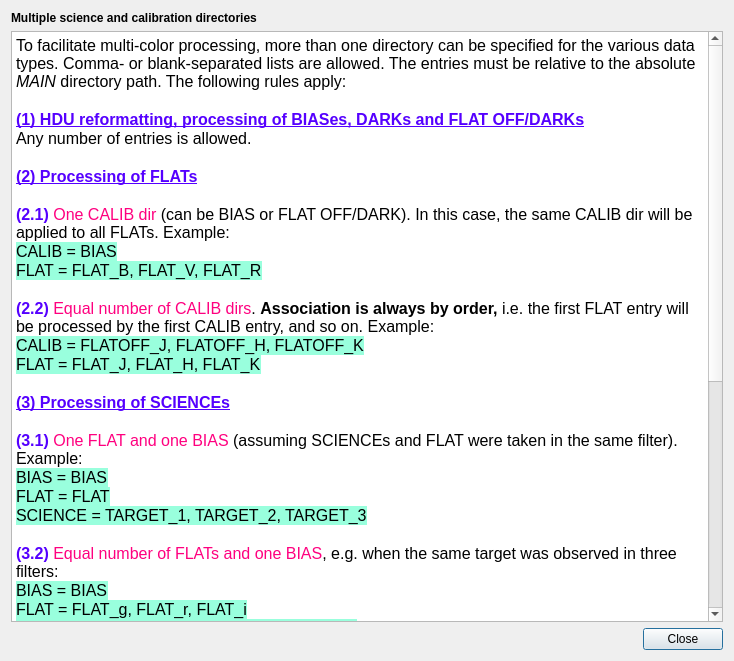
schirmermischa/THELI, file src/readmes/multidirreadme.ui: the form before one commit.
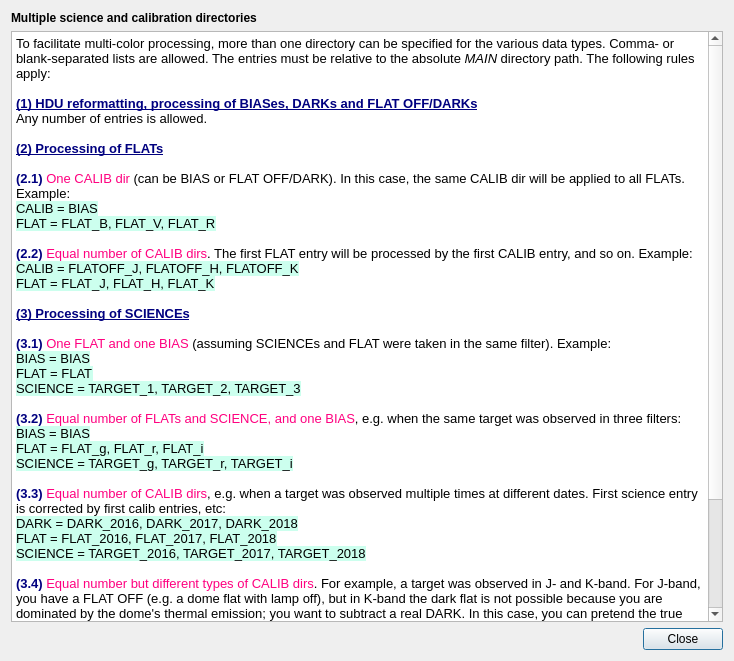
The form after the commit.

Commit message: Added a cancel button the preference dialog. Minor layout changes.

Patch:
```diff
--- a/src/readmes/multidirreadme.ui
+++ b/src/readmes/multidirreadme.ui
@@ -29,49 +29,54 @@
    </item>
    <item row="1" column="0">
     <widget class="QTextEdit" name="textEdit">
+     <property name="font">
+      <font>
+       <pointsize>10</pointsize>
+      </font>
+     </property>
      <property name="html">
       <string>&lt;!DOCTYPE HTML PUBLIC &quot;-//W3C//DTD HTML 4.0//EN&quot; &quot;http://www.w3.org/TR/REC-html40/strict.dtd&quot;&gt;
 &lt;html&gt;&lt;head&gt;&lt;meta name=&quot;qrichtext&quot; content=&quot;1&quot; /&gt;&lt;style type=&quot;text/css&quot;&gt;
 p, li { white-space: pre-wrap; }
-&lt;/style&gt;&lt;/head&gt;&lt;body style=&quot; font-family:'Noto Sans'; font-size:12pt; font-weight:400; font-style:normal;&quot;&gt;
+&lt;/style&gt;&lt;/head&gt;&lt;body style=&quot; font-family:'Noto Sans'; font-size:10pt; font-weight:400; font-style:normal;&quot;&gt;
 &lt;p style=&quot; margin-top:0px; margin-bottom:0px; margin-left:0px; margin-right:0px; -qt-block-indent:0; text-indent:0px;&quot;&gt;To facilitate multi-color processing, more than one directory can be specified for the various data types. Comma- or blank-separated lists are allowed. The entries must be relative to the absolute &lt;span style=&quot; font-style:italic;&quot;&gt;MAIN &lt;/span&gt;directory path. The following rules apply:&lt;/p&gt;
 &lt;p style=&quot;-qt-paragraph-type:empty; margin-top:0px; margin-bottom:0px; margin-left:0px; margin-right:0px; -qt-block-indent:0; text-indent:0px;&quot;&gt;&lt;br /&gt;&lt;/p&gt;
-&lt;p style=&quot; margin-top:0px; margin-bottom:0px; margin-left:0px; margin-right:0px; -qt-block-indent:0; text-indent:0px;&quot;&gt;&lt;span style=&quot; font-weight:600; text-decoration: underline; color:#5500ff;&quot;&gt;(1) HDU reformatting, processing of BIASes, DARKs and FLAT OFF/DARKs&lt;/span&gt;&lt;/p&gt;
+&lt;p style=&quot; margin-top:0px; margin-bottom:0px; margin-left:0px; margin-right:0px; -qt-block-indent:0; text-indent:0px;&quot;&gt;&lt;span style=&quot; font-weight:600; text-decoration: underline; color:#00007f;&quot;&gt;(1) HDU reformatting, processing of BIASes, DARKs and FLAT OFF/DARKs&lt;/span&gt;&lt;/p&gt;
 &lt;p style=&quot; margin-top:0px; margin-bottom:0px; margin-left:0px; margin-right:0px; -qt-block-indent:0; text-indent:0px;&quot;&gt;Any number of entries is allowed.&lt;/p&gt;
 &lt;p style=&quot;-qt-paragraph-type:empty; margin-top:0px; margin-bottom:0px; margin-left:0px; margin-right:0px; -qt-block-indent:0; text-indent:0px;&quot;&gt;&lt;br /&gt;&lt;/p&gt;
-&lt;p style=&quot; margin-top:0px; margin-bottom:0px; margin-left:0px; margin-right:0px; -qt-block-indent:0; text-indent:0px;&quot;&gt;&lt;span style=&quot; font-weight:600; text-decoration: underline; color:#5500ff;&quot;&gt;(2) Processing of FLATs&lt;/span&gt;&lt;/p&gt;
+&lt;p style=&quot; margin-top:0px; margin-bottom:0px; margin-left:0px; margin-right:0px; -qt-block-indent:0; text-indent:0px;&quot;&gt;&lt;span style=&quot; font-weight:600; text-decoration: underline; color:#00007f;&quot;&gt;(2) Processing of FLATs&lt;/span&gt;&lt;/p&gt;
 &lt;p style=&quot;-qt-paragraph-type:empty; margin-top:0px; margin-bottom:0px; margin-left:0px; margin-right:0px; -qt-block-indent:0; text-indent:0px; font-weight:600; text-decoration: underline; color:#5500ff;&quot;&gt;&lt;br /&gt;&lt;/p&gt;
-&lt;p style=&quot; margin-top:0px; margin-bottom:0px; margin-left:0px; margin-right:0px; -qt-block-indent:0; text-indent:0px;&quot;&gt;&lt;span style=&quot; font-weight:600; color:#5500ff;&quot;&gt;(2.1) &lt;/span&gt;&lt;span style=&quot; color:#ff007f;&quot;&gt;One CALIB dir&lt;/span&gt; (can be BIAS or FLAT OFF/DARK). In this case, the same CALIB dir will be applied to all FLATs. Example:&lt;/p&gt;
-&lt;p style=&quot; margin-top:0px; margin-bottom:0px; margin-left:0px; margin-right:0px; -qt-block-indent:0; text-indent:0px;&quot;&gt;&lt;span style=&quot; color:#000000; background-color:#99ffdd;&quot;&gt;CALIB = BIAS&lt;/span&gt;&lt;/p&gt;
-&lt;p style=&quot; margin-top:0px; margin-bottom:0px; margin-left:0px; margin-right:0px; -qt-block-indent:0; text-indent:0px;&quot;&gt;&lt;span style=&quot; color:#000000; background-color:#99ffdd;&quot;&gt;FLAT = FLAT_B, FLAT_V, FLAT_R&lt;/span&gt;&lt;/p&gt;
+&lt;p style=&quot; margin-top:0px; margin-bottom:0px; margin-left:0px; margin-right:0px; -qt-block-indent:0; text-indent:0px;&quot;&gt;&lt;span style=&quot; font-weight:600; color:#00007f;&quot;&gt;(2.1) &lt;/span&gt;&lt;span style=&quot; color:#ff007f;&quot;&gt;One CALIB dir&lt;/span&gt; (can be BIAS or FLAT OFF/DARK). In this case, the same CALIB dir will be applied to all FLATs. Example:&lt;/p&gt;
+&lt;p style=&quot; margin-top:0px; margin-bottom:0px; margin-left:0px; margin-right:0px; -qt-block-indent:0; text-indent:0px;&quot;&gt;&lt;span style=&quot; color:#000000; background-color:#ccffee;&quot;&gt;CALIB = BIAS&lt;/span&gt;&lt;/p&gt;
+&lt;p style=&quot; margin-top:0px; margin-bottom:0px; margin-left:0px; margin-right:0px; -qt-block-indent:0; text-indent:0px;&quot;&gt;&lt;span style=&quot; color:#000000; background-color:#ccffee;&quot;&gt;FLAT = FLAT_B, FLAT_V, FLAT_R&lt;/span&gt;&lt;/p&gt;
 &lt;p style=&quot;-qt-paragraph-type:empty; margin-top:0px; margin-bottom:0px; margin-left:0px; margin-right:0px; -qt-block-indent:0; text-indent:0px; color:#000000;&quot;&gt;&lt;br /&gt;&lt;/p&gt;
-&lt;p style=&quot; margin-top:0px; margin-bottom:0px; margin-left:0px; margin-right:0px; -qt-block-indent:0; text-indent:0px;&quot;&gt;&lt;span style=&quot; font-weight:600; color:#5500ff;&quot;&gt;(2.2)&lt;/span&gt;&lt;span style=&quot; color:#000000;&quot;&gt; &lt;/span&gt;&lt;span style=&quot; color:#ff007f;&quot;&gt;Equal number of CALIB dirs&lt;/span&gt;&lt;span style=&quot; color:#000000;&quot;&gt;. &lt;/span&gt;&lt;span style=&quot; font-weight:600; color:#000000;&quot;&gt;Association is always by order, &lt;/span&gt;&lt;span style=&quot; color:#000000;&quot;&gt;i.e. the first FLAT entry will be processed by the first CALIB entry, and so on. Example:&lt;/span&gt;&lt;/p&gt;
-&lt;p style=&quot; margin-top:0px; margin-bottom:0px; margin-left:0px; margin-right:0px; -qt-block-indent:0; text-indent:0px;&quot;&gt;&lt;span style=&quot; color:#000000; background-color:#99ffdd;&quot;&gt;CALIB = FLATOFF_J, FLATOFF_H, FLATOFF_K&lt;/span&gt;&lt;/p&gt;
-&lt;p style=&quot; margin-top:0px; margin-bottom:0px; margin-left:0px; margin-right:0px; -qt-block-indent:0; text-indent:0px;&quot;&gt;&lt;span style=&quot; color:#000000; background-color:#99ffdd;&quot;&gt;FLAT = FLAT_J, FLAT_H, FLAT_K&lt;/span&gt;&lt;/p&gt;
+&lt;p style=&quot; margin-top:0px; margin-bottom:0px; margin-left:0px; margin-right:0px; -qt-block-indent:0; text-indent:0px;&quot;&gt;&lt;span style=&quot; font-weight:600; color:#00007f;&quot;&gt;(2.2)&lt;/span&gt;&lt;span style=&quot; color:#000000;&quot;&gt; &lt;/span&gt;&lt;span style=&quot; color:#ff007f;&quot;&gt;Equal number of CALIB dirs&lt;/span&gt;&lt;span style=&quot; color:#000000;&quot;&gt;. The first FLAT entry will be processed by the first CALIB entry, and so on. Example:&lt;/span&gt;&lt;/p&gt;
+&lt;p style=&quot; margin-top:0px; margin-bottom:0px; margin-left:0px; margin-right:0px; -qt-block-indent:0; text-indent:0px;&quot;&gt;&lt;span style=&quot; color:#000000; background-color:#ccffee;&quot;&gt;CALIB = FLATOFF_J, FLATOFF_H, FLATOFF_K&lt;/span&gt;&lt;/p&gt;
+&lt;p style=&quot; margin-top:0px; margin-bottom:0px; margin-left:0px; margin-right:0px; -qt-block-indent:0; text-indent:0px;&quot;&gt;&lt;span style=&quot; color:#000000; background-color:#ccffee;&quot;&gt;FLAT = FLAT_J, FLAT_H, FLAT_K&lt;/span&gt;&lt;/p&gt;
 &lt;p style=&quot;-qt-paragraph-type:empty; margin-top:0px; margin-bottom:0px; margin-left:0px; margin-right:0px; -qt-block-indent:0; text-indent:0px; color:#000000;&quot;&gt;&lt;br /&gt;&lt;/p&gt;
-&lt;p style=&quot; margin-top:0px; margin-bottom:0px; margin-left:0px; margin-right:0px; -qt-block-indent:0; text-indent:0px;&quot;&gt;&lt;span style=&quot; font-weight:600; text-decoration: underline; color:#5500ff;&quot;&gt;(3) Processing of SCIENCEs&lt;/span&gt;&lt;/p&gt;
+&lt;p style=&quot; margin-top:0px; margin-bottom:0px; margin-left:0px; margin-right:0px; -qt-block-indent:0; text-indent:0px;&quot;&gt;&lt;span style=&quot; font-weight:600; text-decoration: underline; color:#00007f;&quot;&gt;(3) Processing of SCIENCEs&lt;/span&gt;&lt;/p&gt;
 &lt;p style=&quot;-qt-paragraph-type:empty; margin-top:0px; margin-bottom:0px; margin-left:0px; margin-right:0px; -qt-block-indent:0; text-indent:0px; color:#000000;&quot;&gt;&lt;br /&gt;&lt;/p&gt;
-&lt;p style=&quot; margin-top:0px; margin-bottom:0px; margin-left:0px; margin-right:0px; -qt-block-indent:0; text-indent:0px;&quot;&gt;&lt;span style=&quot; font-weight:600; color:#5500ff;&quot;&gt;(3.1)&lt;/span&gt;&lt;span style=&quot; color:#000000;&quot;&gt; &lt;/span&gt;&lt;span style=&quot; color:#ff007f;&quot;&gt;One FLAT and one BIAS&lt;/span&gt;&lt;span style=&quot; color:#000000;&quot;&gt; (assuming SCIENCEs and FLAT were taken in the same filter). Example:&lt;/span&gt;&lt;/p&gt;
-&lt;p style=&quot; margin-top:0px; margin-bottom:0px; margin-left:0px; margin-right:0px; -qt-block-indent:0; text-indent:0px;&quot;&gt;&lt;span style=&quot; color:#000000; background-color:#99ffdd;&quot;&gt;BIAS = BIAS&lt;/span&gt;&lt;/p&gt;
-&lt;p style=&quot; margin-top:0px; margin-bottom:0px; margin-left:0px; margin-right:0px; -qt-block-indent:0; text-indent:0px;&quot;&gt;&lt;span style=&quot; color:#000000; background-color:#99ffdd;&quot;&gt;FLAT = FLAT&lt;/span&gt;&lt;/p&gt;
-&lt;p style=&quot; margin-top:0px; margin-bottom:0px; margin-left:0px; margin-right:0px; -qt-block-indent:0; text-indent:0px;&quot;&gt;&lt;span style=&quot; color:#000000; background-color:#99ffdd;&quot;&gt;SCIENCE = TARGET_1, TARGET_2, TARGET_3&lt;/span&gt;&lt;/p&gt;
+&lt;p style=&quot; margin-top:0px; margin-bottom:0px; margin-left:0px; margin-right:0px; -qt-block-indent:0; text-indent:0px;&quot;&gt;&lt;span style=&quot; font-weight:600; color:#00007f;&quot;&gt;(3.1)&lt;/span&gt;&lt;span style=&quot; color:#000000;&quot;&gt; &lt;/span&gt;&lt;span style=&quot; color:#ff007f;&quot;&gt;One FLAT and one BIAS&lt;/span&gt;&lt;span style=&quot; color:#000000;&quot;&gt; (assuming SCIENCEs and FLAT were taken in the same filter). Example:&lt;/span&gt;&lt;/p&gt;
+&lt;p style=&quot; margin-top:0px; margin-bottom:0px; margin-left:0px; margin-right:0px; -qt-block-indent:0; text-indent:0px;&quot;&gt;&lt;span style=&quot; color:#000000; background-color:#ccffee;&quot;&gt;BIAS = BIAS&lt;/span&gt;&lt;/p&gt;
+&lt;p style=&quot; margin-top:0px; margin-bottom:0px; margin-left:0px; margin-right:0px; -qt-block-indent:0; text-indent:0px;&quot;&gt;&lt;span style=&quot; color:#000000; background-color:#ccffee;&quot;&gt;FLAT = FLAT&lt;/span&gt;&lt;/p&gt;
+&lt;p style=&quot; margin-top:0px; margin-bottom:0px; margin-left:0px; margin-right:0px; -qt-block-indent:0; text-indent:0px;&quot;&gt;&lt;span style=&quot; color:#000000; background-color:#ccffee;&quot;&gt;SCIENCE = TARGET_1, TARGET_2, TARGET_3&lt;/span&gt;&lt;/p&gt;
 &lt;p style=&quot;-qt-paragraph-type:empty; margin-top:0px; margin-bottom:0px; margin-left:0px; margin-right:0px; -qt-block-indent:0; text-indent:0px; color:#000000;&quot;&gt;&lt;br /&gt;&lt;/p&gt;
-&lt;p style=&quot; margin-top:0px; margin-bottom:0px; margin-left:0px; margin-right:0px; -qt-block-indent:0; text-indent:0px;&quot;&gt;&lt;span style=&quot; font-weight:600; color:#5500ff;&quot;&gt;(3.2)&lt;/span&gt;&lt;span style=&quot; color:#000000;&quot;&gt; &lt;/span&gt;&lt;span style=&quot; color:#ff007f;&quot;&gt;Equal number of FLATs and one BIAS&lt;/span&gt;&lt;span style=&quot; color:#000000;&quot;&gt;, e.g. when the same target was observed in three filters:&lt;/span&gt;&lt;/p&gt;
-&lt;p style=&quot; margin-top:0px; margin-bottom:0px; margin-left:0px; margin-right:0px; -qt-block-indent:0; text-indent:0px;&quot;&gt;&lt;span style=&quot; color:#000000; background-color:#99ffdd;&quot;&gt;BIAS = BIAS&lt;/span&gt;&lt;/p&gt;
-&lt;p style=&quot; margin-top:0px; margin-bottom:0px; margin-left:0px; margin-right:0px; -qt-block-indent:0; text-indent:0px;&quot;&gt;&lt;span style=&quot; color:#000000; background-color:#99ffdd;&quot;&gt;FLAT = FLAT_g, FLAT_r, FLAT_i&lt;/span&gt;&lt;/p&gt;
-&lt;p style=&quot; margin-top:0px; margin-bottom:0px; margin-left:0px; margin-right:0px; -qt-block-indent:0; text-indent:0px;&quot;&gt;&lt;span style=&quot; color:#000000; background-color:#99ffdd;&quot;&gt;SCIENCE = TARGET_g, TARGET_r, TARGET_i&lt;/span&gt;&lt;/p&gt;
+&lt;p style=&quot; margin-top:0px; margin-bottom:0px; margin-left:0px; margin-right:0px; -qt-block-indent:0; text-indent:0px;&quot;&gt;&lt;span style=&quot; font-weight:600; color:#00007f;&quot;&gt;(3.2)&lt;/span&gt;&lt;span style=&quot; color:#00007f;&quot;&gt; &lt;/span&gt;&lt;span style=&quot; color:#ff007f;&quot;&gt;Equal number of FLATs and SCIENCE, and one BIAS&lt;/span&gt;&lt;span style=&quot; color:#000000;&quot;&gt;, e.g. when the same target was observed in three filters:&lt;/span&gt;&lt;/p&gt;
+&lt;p style=&quot; margin-top:0px; margin-bottom:0px; margin-left:0px; margin-right:0px; -qt-block-indent:0; text-indent:0px;&quot;&gt;&lt;span style=&quot; color:#000000; background-color:#ccffee;&quot;&gt;BIAS = BIAS&lt;/span&gt;&lt;/p&gt;
+&lt;p style=&quot; margin-top:0px; margin-bottom:0px; margin-left:0px; margin-right:0px; -qt-block-indent:0; text-indent:0px;&quot;&gt;&lt;span style=&quot; color:#000000; background-color:#ccffee;&quot;&gt;FLAT = FLAT_g, FLAT_r, FLAT_i&lt;/span&gt;&lt;/p&gt;
+&lt;p style=&quot; margin-top:0px; margin-bottom:0px; margin-left:0px; margin-right:0px; -qt-block-indent:0; text-indent:0px;&quot;&gt;&lt;span style=&quot; color:#000000; background-color:#ccffee;&quot;&gt;SCIENCE = TARGET_g, TARGET_r, TARGET_i&lt;/span&gt;&lt;/p&gt;
 &lt;p style=&quot;-qt-paragraph-type:empty; margin-top:0px; margin-bottom:0px; margin-left:0px; margin-right:0px; -qt-block-indent:0; text-indent:0px; color:#000000;&quot;&gt;&lt;br /&gt;&lt;/p&gt;
-&lt;p style=&quot; margin-top:0px; margin-bottom:0px; margin-left:0px; margin-right:0px; -qt-block-indent:0; text-indent:0px;&quot;&gt;&lt;span style=&quot; font-weight:600; color:#5500ff;&quot;&gt;(3.3)&lt;/span&gt;&lt;span style=&quot; color:#000000;&quot;&gt; &lt;/span&gt;&lt;span style=&quot; color:#ff007f;&quot;&gt;Equal number of CALIB dirs&lt;/span&gt;&lt;span style=&quot; color:#000000;&quot;&gt;, e.g. when a target was observed multiple times at different dates. &lt;/span&gt;&lt;span style=&quot; font-weight:600; color:#000000;&quot;&gt;Again, association is by order &lt;/span&gt;&lt;span style=&quot; color:#000000;&quot;&gt;(first science entry corrected by first calib entries, etc):&lt;/span&gt;&lt;/p&gt;
-&lt;p style=&quot; margin-top:0px; margin-bottom:0px; margin-left:0px; margin-right:0px; -qt-block-indent:0; text-indent:0px;&quot;&gt;&lt;span style=&quot; color:#000000; background-color:#99ffdd;&quot;&gt;DARK = DARK_2016, DARK_2017, DARK_2018&lt;/span&gt;&lt;/p&gt;
-&lt;p style=&quot; margin-top:0px; margin-bottom:0px; margin-left:0px; margin-right:0px; -qt-block-indent:0; text-indent:0px;&quot;&gt;&lt;span style=&quot; color:#000000; background-color:#99ffdd;&quot;&gt;FLAT = FLAT_2016, FLAT_2017, FLAT_2018&lt;/span&gt;&lt;/p&gt;
-&lt;p style=&quot; margin-top:0px; margin-bottom:0px; margin-left:0px; margin-right:0px; -qt-block-indent:0; text-indent:0px;&quot;&gt;&lt;span style=&quot; color:#000000; background-color:#99ffdd;&quot;&gt;SCIENCE = TARGET_2016, TARGET_2017, TARGET_2018&lt;/span&gt;&lt;/p&gt;
+&lt;p style=&quot; margin-top:0px; margin-bottom:0px; margin-left:0px; margin-right:0px; -qt-block-indent:0; text-indent:0px;&quot;&gt;&lt;span style=&quot; font-weight:600; color:#00007f;&quot;&gt;(3.3)&lt;/span&gt;&lt;span style=&quot; color:#00007f;&quot;&gt; &lt;/span&gt;&lt;span style=&quot; color:#ff007f;&quot;&gt;Equal number of CALIB dirs&lt;/span&gt;&lt;span style=&quot; color:#000000;&quot;&gt;, e.g. when a target was observed multiple times at different dates. First science entry is corrected by first calib entries, etc:&lt;/span&gt;&lt;/p&gt;
+&lt;p style=&quot; margin-top:0px; margin-bottom:0px; margin-left:0px; margin-right:0px; -qt-block-indent:0; text-indent:0px;&quot;&gt;&lt;span style=&quot; color:#000000; background-color:#ccffee;&quot;&gt;DARK = DARK_2016, DARK_2017, DARK_2018&lt;/span&gt;&lt;/p&gt;
+&lt;p style=&quot; margin-top:0px; margin-bottom:0px; margin-left:0px; margin-right:0px; -qt-block-indent:0; text-indent:0px;&quot;&gt;&lt;span style=&quot; color:#000000; background-color:#ccffee;&quot;&gt;FLAT = FLAT_2016, FLAT_2017, FLAT_2018&lt;/span&gt;&lt;/p&gt;
+&lt;p style=&quot; margin-top:0px; margin-bottom:0px; margin-left:0px; margin-right:0px; -qt-block-indent:0; text-indent:0px;&quot;&gt;&lt;span style=&quot; color:#000000; background-color:#ccffee;&quot;&gt;SCIENCE = TARGET_2016, TARGET_2017, TARGET_2018&lt;/span&gt;&lt;/p&gt;
 &lt;p style=&quot;-qt-paragraph-type:empty; margin-top:0px; margin-bottom:0px; margin-left:0px; margin-right:0px; -qt-block-indent:0; text-indent:0px; color:#000000;&quot;&gt;&lt;br /&gt;&lt;/p&gt;
-&lt;p style=&quot; margin-top:0px; margin-bottom:0px; margin-left:0px; margin-right:0px; -qt-block-indent:0; text-indent:0px;&quot;&gt;&lt;span style=&quot; font-weight:600; color:#5500ff;&quot;&gt;(3.4)&lt;/span&gt;&lt;span style=&quot; color:#000000;&quot;&gt; &lt;/span&gt;&lt;span style=&quot; color:#ff007f;&quot;&gt;Equal number but different types of CALIB dirs&lt;/span&gt;&lt;span style=&quot; color:#000000;&quot;&gt;. For example, a target was observed in J- and K-band. For J-band, you have a FLAT OFF (e.g. a dome flat with lamp off), but in K-band the dark flat is not possible because you are dominated by the dome's thermal emission; you want to subtract a real DARK. In this case, you can pretend the true DARK to be a FLAT OFF, like this:&lt;/span&gt;&lt;/p&gt;
-&lt;p style=&quot; margin-top:0px; margin-bottom:0px; margin-left:0px; margin-right:0px; -qt-block-indent:0; text-indent:0px;&quot;&gt;&lt;span style=&quot; color:#000000; background-color:#99ffdd;&quot;&gt;FLATOFF = FLATOFF_J, DARK_K&lt;/span&gt;&lt;/p&gt;
-&lt;p style=&quot; margin-top:0px; margin-bottom:0px; margin-left:0px; margin-right:0px; -qt-block-indent:0; text-indent:0px;&quot;&gt;&lt;span style=&quot; color:#000000; background-color:#99ffdd;&quot;&gt;FLAT = FLAT_J, FLAT_K&lt;/span&gt;&lt;/p&gt;
-&lt;p style=&quot; margin-top:0px; margin-bottom:0px; margin-left:0px; margin-right:0px; -qt-block-indent:0; text-indent:0px;&quot;&gt;&lt;span style=&quot; color:#000000; background-color:#99ffdd;&quot;&gt;SCIENCE = TARGET_J, TARGET_K&lt;/span&gt;&lt;/p&gt;
+&lt;p style=&quot; margin-top:0px; margin-bottom:0px; margin-left:0px; margin-right:0px; -qt-block-indent:0; text-indent:0px;&quot;&gt;&lt;span style=&quot; font-weight:600; color:#00007f;&quot;&gt;(3.4)&lt;/span&gt;&lt;span style=&quot; color:#00007f;&quot;&gt; &lt;/span&gt;&lt;span style=&quot; color:#ff007f;&quot;&gt;Equal number but different types of CALIB dirs&lt;/span&gt;&lt;span style=&quot; color:#000000;&quot;&gt;. For example, a target was observed in J- and K-band. For J-band, you have a FLAT OFF (e.g. a dome flat with lamp off), but in K-band the dark flat is not possible because you are dominated by the dome's thermal emission; you want to subtract a real DARK. In this case, you can pretend the true DARK to be a FLAT OFF, like this:&lt;/span&gt;&lt;/p&gt;
+&lt;p style=&quot; margin-top:0px; margin-bottom:0px; margin-left:0px; margin-right:0px; -qt-block-indent:0; text-indent:0px;&quot;&gt;&lt;span style=&quot; color:#000000; background-color:#ccffee;&quot;&gt;FLATOFF = FLATOFF_J, DARK_K&lt;/span&gt;&lt;/p&gt;
+&lt;p style=&quot; margin-top:0px; margin-bottom:0px; margin-left:0px; margin-right:0px; -qt-block-indent:0; text-indent:0px;&quot;&gt;&lt;span style=&quot; color:#000000; background-color:#ccffee;&quot;&gt;FLAT = FLAT_J, FLAT_K&lt;/span&gt;&lt;/p&gt;
+&lt;p style=&quot; margin-top:0px; margin-bottom:0px; margin-left:0px; margin-right:0px; -qt-block-indent:0; text-indent:0px;&quot;&gt;&lt;span style=&quot; color:#000000; background-color:#ccffee;&quot;&gt;SCIENCE = TARGET_J, TARGET_K&lt;/span&gt;&lt;/p&gt;
 &lt;p style=&quot;-qt-paragraph-type:empty; margin-top:0px; margin-bottom:0px; margin-left:0px; margin-right:0px; -qt-block-indent:0; text-indent:0px; color:#000000;&quot;&gt;&lt;br /&gt;&lt;/p&gt;
-&lt;p style=&quot; margin-top:0px; margin-bottom:0px; margin-left:0px; margin-right:0px; -qt-block-indent:0; text-indent:0px;&quot;&gt;&lt;span style=&quot; color:#000000;&quot;&gt;If neither of these combinations work for you, you have to process your SCIENCEs and CALIBs one by one.&lt;/span&gt;&lt;/p&gt;
+&lt;p style=&quot; margin-top:0px; margin-bottom:0px; margin-left:0px; margin-right:0px; -qt-block-indent:0; text-indent:0px;&quot;&gt;&lt;span style=&quot; color:#000000;&quot;&gt;If neither of these combinations apply, the SCIENCEs and CALIBs must be processed one by one.&lt;/span&gt;&lt;/p&gt;
 &lt;p style=&quot;-qt-paragraph-type:empty; margin-top:0px; margin-bottom:0px; margin-left:0px; margin-right:0px; -qt-block-indent:0; text-indent:0px; color:#000000;&quot;&gt;&lt;br /&gt;&lt;/p&gt;
 &lt;p style=&quot;-qt-paragraph-type:empty; margin-top:0px; margin-bottom:0px; margin-left:0px; margin-right:0px; -qt-block-indent:0; text-indent:0px; color:#000000;&quot;&gt;&lt;br /&gt;&lt;/p&gt;
 &lt;p style=&quot;-qt-paragraph-type:empty; margin-top:0px; margin-bottom:0px; margin-left:0px; margin-right:0px; -qt-block-indent:0; text-indent:0px; color:#000000;&quot;&gt;&lt;br /&gt;&lt;/p&gt;&lt;/body&gt;&lt;/html&gt;</string>
```
The commit also changes 4 other files.
